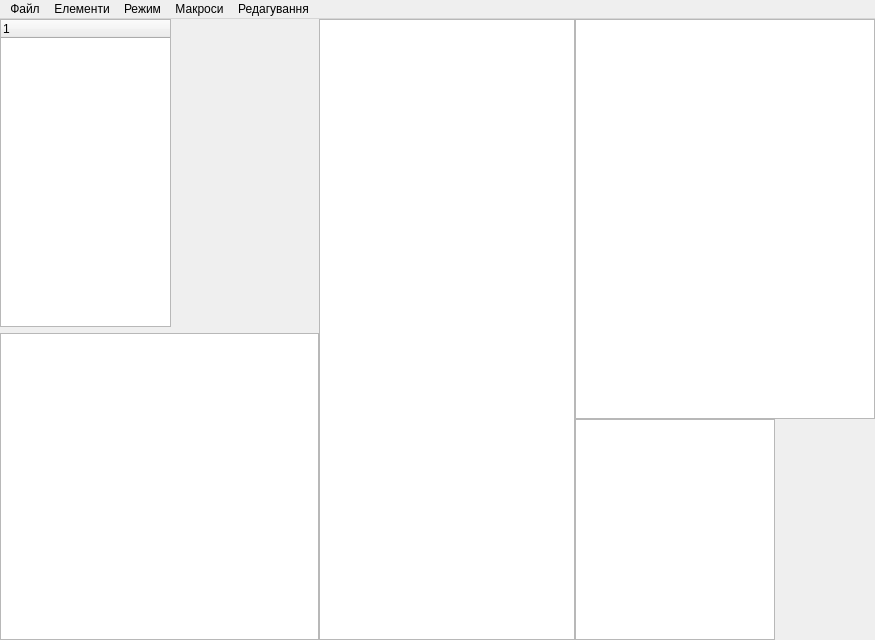
The window that mainwindow.ui (nazarlamer/Painting) describes before a commit, drawn with Qt 5.
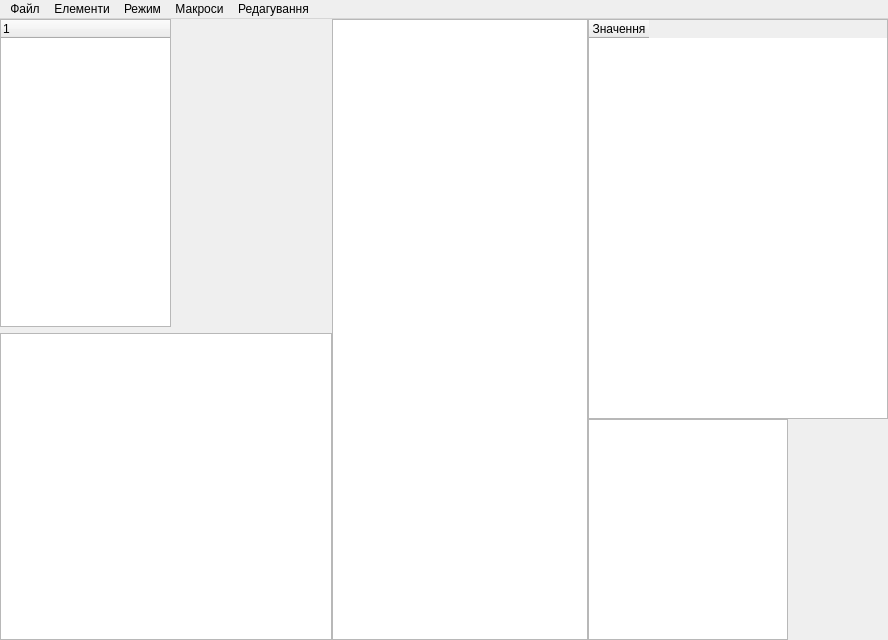
The same window after the commit. Custom widgets are drawn as their Qt base class.

```diff
--- a/mainwindow.ui
+++ b/mainwindow.ui
@@ -6,7 +6,7 @@
    <rect>
     <x>0</x>
     <y>0</y>
-    <width>875</width>
+    <width>888</width>
     <height>640</height>
    </rect>
   </property>
@@ -110,7 +110,7 @@
              <number>1</number>
             </property>
             <attribute name="horizontalHeaderVisible">
-             <bool>false</bool>
+             <bool>true</bool>
             </attribute>
             <attribute name="horizontalHeaderDefaultSectionSize">
              <number>60</number>
@@ -122,7 +122,7 @@
              <number>60</number>
             </attribute>
             <attribute name="verticalHeaderVisible">
-             <bool>false</bool>
+             <bool>true</bool>
             </attribute>
             <attribute name="verticalHeaderDefaultSectionSize">
              <number>21</number>
@@ -187,7 +187,7 @@
     <rect>
      <x>0</x>
      <y>0</y>
-     <width>875</width>
+     <width>888</width>
      <height>18</height>
     </rect>
    </property>
```
